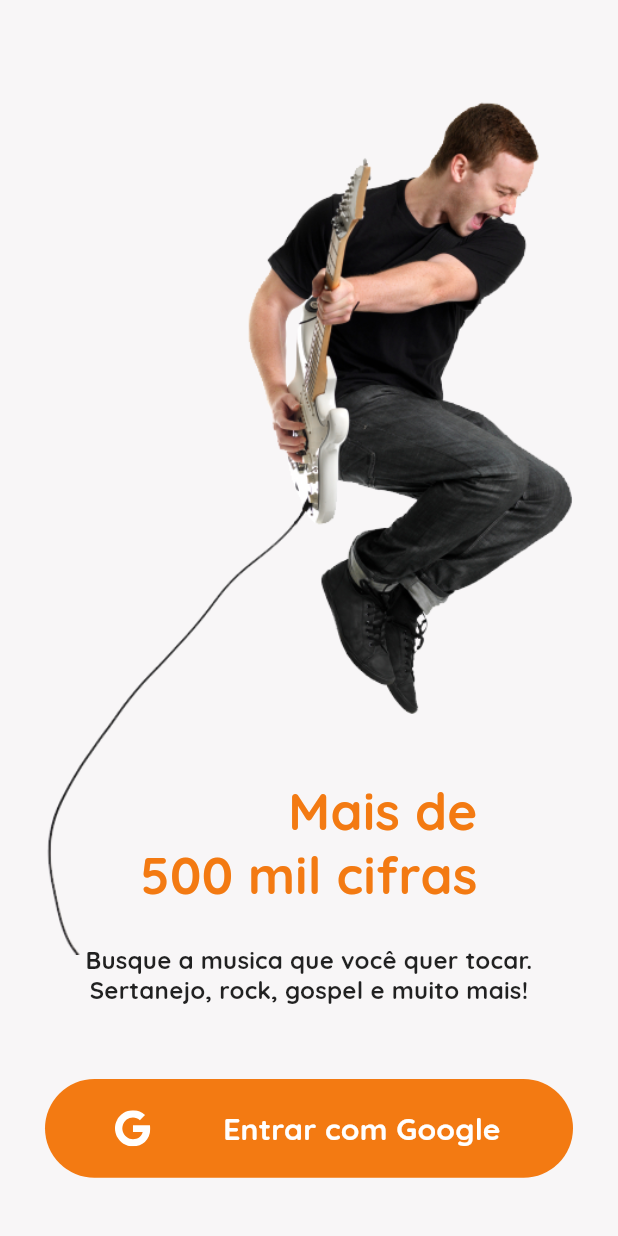
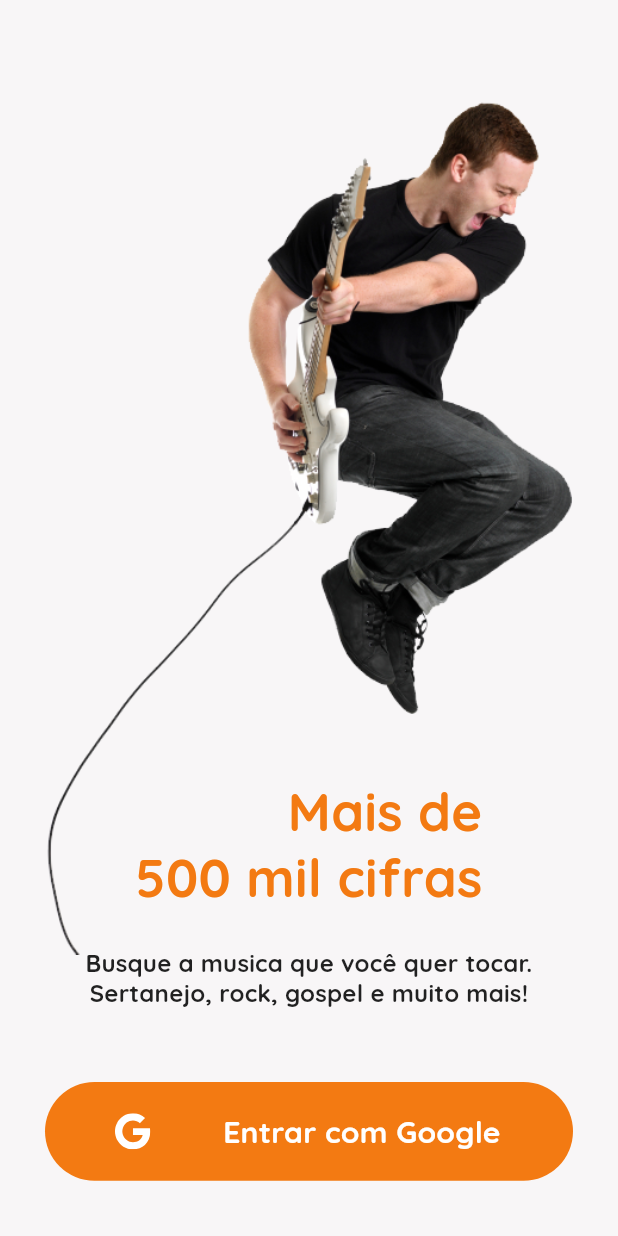
Before and after one commit to Gabriellro/crifra_club_app_redesign, a Flutter app: the screen it shows after launch, on a phone screen of 412 x 824 dp. Run offline on Flutter 3.47's test engine with Material 2 defaults, Android fonts, the phone set to English and light mode, and no system bars; our stand-ins replace carousel_slider, firebase_core, flutter_svg, google_fonts, google_sign_in, shared_preferences; accounts and stored records are empty.

Commit message:
Theme mode finish

```diff
--- a/lib/src/app_widget.dart
+++ b/lib/src/app_widget.dart
@@ -32,7 +32,8 @@ class AppWidget extends StatelessWidget {
             ),
         "/settings": (context) => SettingsPage(
               user: ModalRoute.of(context)!.settings.arguments as UserModel,
-              setSettingsModel: setSettingsModels,
+              setSettingsModelsgeneral: setSettingsModelsgeneral,
+              setSettingsModelscipher: setSettingsModelscipher,
             ),
       },
     );
--- a/lib/src/modules/home/home_page.dart
+++ b/lib/src/modules/home/home_page.dart
@@ -48,7 +48,7 @@ class _HomePageState extends State<HomePage> {
                 setState(() {});
               },
               icon: Icon(
-                Icons.school_rounded,
+                Icons.video_library_rounded,
                 color: controller.currentPage == 1
                     ? AppColors.primary
                     : Theme.of(context).iconTheme.color?.withOpacity(0.2),
--- a/lib/src/modules/login/login_page.dart
+++ b/lib/src/modules/login/login_page.dart
@@ -2,7 +2,6 @@ import 'package:flutter/material.dart';
 
 import 'package:crifra_club_app_redesign/src/shared/theme/app_colors.dart';
 import 'package:crifra_club_app_redesign/src/shared/theme/app_images.dart';
-import 'package:crifra_club_app_redesign/src/shared/theme/app_text_styles.dart';
 import 'package:crifra_club_app_redesign/src/modules/login/login_controller.dart';
 import 'package:crifra_club_app_redesign/src/shared/widgets/widgets.dart';
 
@@ -39,15 +38,17 @@ class _LoginPageState extends State<LoginPage> {
                         children: [
                           TextSpan(
                             text: "Mais de\n",
-                            style: TextStyles.headline4.copyWith(
-                              color: AppColors.primary,
-                            ),
+                            style:
+                                Theme.of(context).textTheme.headline4?.copyWith(
+                                      color: AppColors.primary,
+                                    ),
                           ),
                           TextSpan(
                             text: "500 mil cifras",
-                            style: TextStyles.headline4.copyWith(
-                              color: AppColors.primary,
-                            ),
+                            style:
+                                Theme.of(context).textTheme.headline4?.copyWith(
+                                      color: AppColors.primary,
+                                    ),
                           ),
                         ],
                       ),
@@ -58,7 +59,7 @@ class _LoginPageState extends State<LoginPage> {
                       child: Text(
                         "Busque a musica que você quer tocar. Sertanejo, rock, gospel e muito mais!",
                         textAlign: TextAlign.center,
-                        style: TextStyles.subtitle1,
+                        style: Theme.of(context).textTheme.subtitle1,
                         maxLines: 3,
                       ),
                     ),
--- a/lib/src/modules/singer/singer_page.dart
+++ b/lib/src/modules/singer/singer_page.dart
@@ -124,7 +124,7 @@ class _SingerPageState extends State<SingerPage> {
                           children: [
                             SizedBox(height: 30),
                             Text(
-                              "${widget.singer.name} ${Icons.verified_rounded}",
+                              "Mais acessadas",
                               style: Theme.of(context).textTheme.headline6,
                             ),
                             SizedBox(height: 15),
--- a/lib/src/shared/models/info_model.dart
+++ b/lib/src/shared/models/info_model.dart
@@ -1,15 +1,6 @@
 class InfoModel {
   final String data, data1, data2;
   final String? category, category2, category3;
-
-  const InfoModel({
-    required this.data,
-    required this.data1,
-    required this.data2,
-    this.category = "Exibições",
-    this.category2 = "Fã-clube",
-    this.category3 = "Musicas",
-  });
 
   const InfoModel.user({
     required this.data,
@@ -19,4 +10,20 @@ class InfoModel {
     this.category2 = "Seguidores",
     this.category3 = "Seguindo",
   });
+  const InfoModel.singer({
+    required this.data,
+    required this.data1,
+    required this.data2,
+    this.category = "Exibições",
+    this.category2 = "Fã-clube",
+    this.category3 = "Musicas",
+  });
+  const InfoModel.album({
+    required this.data,
+    required this.data1,
+    required this.data2,
+    this.category = "Ano",
+    this.category2 = "Músicas",
+    this.category3 = "Minutos",
+  });
 }
--- a/lib/src/shared/models/singer_model.dart
+++ b/lib/src/shared/models/singer_model.dart
@@ -1,9 +1,13 @@
+import 'package:crifra_club_app_redesign/src/shared/models/info_model.dart';
+
 class SingerModel {
   final String name;
   final String imageUrl;
+  final InfoModel info;
 
   const SingerModel({
     required this.name,
     required this.imageUrl,
+    required this.info,
   });
 }
--- a/lib/src/shared/theme/app_colors.dart
+++ b/lib/src/shared/theme/app_colors.dart
@@ -2,12 +2,10 @@ import 'package:flutter/material.dart';
 
 class AppColors {
   static const primary = Color(0xFFF37A12);
-  static const secondy = Color(0xFFFBD7B5);
+  static const white = Color(0xFFFFFFFF);
+  static const softwhite = Color(0xFFF8F6F7);
   static const black = Color(0xFF121212);
   static const softblack = Color(0xFF212121);
-  static const white = Color(0xFFFFFFFF);
-  static const white2 = Color(0x29FFFFFF);
-  static const softwhite = Color(0xFFF8F6F7);
 }
 
 abstract class LightColors {
@@ -20,7 +18,6 @@ abstract class LightColors {
 abstract class DarkColors {
   static const background = AppColors.black;
   static const card = AppColors.softblack;
-  static const textDarkH = AppColors.white;
-  static const textDarkB = AppColors.white2;
+  static const textDark = AppColors.white;
   static const iconDark = AppColors.white;
 }
--- a/lib/src/shared/theme/app_text_styles.dart
+++ b/lib/src/shared/theme/app_text_styles.dart
@@ -1,8 +1,9 @@
+import 'package:crifra_club_app_redesign/src/shared/theme/app_colors.dart';
 import 'package:crifra_club_app_redesign/src/shared/theme/theme.dart';
 import 'package:flutter/material.dart';
 import 'package:google_fonts/google_fonts.dart';
 
-TextTheme customTextTheme() {
+TextTheme customTextThemeLight() {
   return TextTheme(
     headline1: GoogleFonts.quicksand(
       fontSize: 98,
@@ -22,6 +23,7 @@ TextTheme customTextTheme() {
       fontSize: 35,
       fontWeight: FontWeight.w700,
       letterSpacing: 0.25,
+      color: LightColors.textLigth,
     ),
     headline5: GoogleFonts.quicksand(
       fontSize: 24,
@@ -41,6 +43,9 @@ TextTheme customTextTheme() {
       fontSize: 14,
       fontWeight: FontWeight.w700,
       letterSpacing: 0.1,
+      color: LightColors.textLigth.withOpacity(
+        0.3,
+      ),
     ),
     bodyText1: GoogleFonts.quicksand(
       fontSize: 16,
@@ -51,6 +56,9 @@ TextTheme customTextTheme() {
       fontSize: 14,
       fontWeight: FontWeight.w700,
       letterSpacing: 0.25,
+      color: LightColors.textLigth.withOpacity(
+        0.3,
+      ),
     ),
     button: GoogleFonts.quicksand(
       fontSize: 14,
@@ -61,7 +69,7 @@ TextTheme customTextTheme() {
       fontSize: 12,
       fontWeight: FontWeight.w700,
       letterSpacing: 0.4,
-      color: DarkColors.textDarkH.withOpacity(
+      color: LightColors.textLigth.withOpacity(
         0.3,
       ),
     ),
@@ -73,68 +81,146 @@ TextTheme customTextTheme() {
   );
 }
 
-class TextStyles {
-  static final headline1 = GoogleFonts.quicksand(
-    fontSize: 96,
-    fontWeight: FontWeight.w300,
+TextTheme customTextThemeDark() {
+  return TextTheme(
+    headline1: GoogleFonts.quicksand(
+      fontSize: 98,
+      fontWeight: FontWeight.w700,
       letterSpacing: -1.5,
-  );
-  static final headline2 = GoogleFonts.quicksand(
-    fontSize: 60,
-    fontWeight: FontWeight.w300,
+    ),
+    headline2: GoogleFonts.quicksand(
+      fontSize: 61,
+      fontWeight: FontWeight.w700,
       letterSpacing: -0.5,
-  );
-  static final headline3 = GoogleFonts.quicksand(
-    fontSize: 48,
-    fontWeight: FontWeight.w500,
-  );
-  static final headline4 = GoogleFonts.quicksand(
-    fontSize: 34,
+    ),
+    headline3: GoogleFonts.quicksand(
+      fontSize: 49,
+      fontWeight: FontWeight.w700,
+    ),
+    headline4: GoogleFonts.quicksand(
+      fontSize: 35,
       fontWeight: FontWeight.w700,
       letterSpacing: 0.25,
-  );
-  static final headline5 = GoogleFonts.quicksand(
+      color: DarkColors.textDark,
+    ),
+    headline5: GoogleFonts.quicksand(
       fontSize: 24,
       fontWeight: FontWeight.w700,
-  );
-  static final headline6 = GoogleFonts.quicksand(
+    ),
+    headline6: GoogleFonts.quicksand(
       fontSize: 20,
       fontWeight: FontWeight.w700,
       letterSpacing: 0.15,
-  );
-  static final subtitle1 = GoogleFonts.quicksand(
+    ),
+    subtitle1: GoogleFonts.quicksand(
       fontSize: 16,
       fontWeight: FontWeight.w700,
       letterSpacing: 0.15,
-  );
-  static final subtitle2 = GoogleFonts.quicksand(
+    ),
+    subtitle2: GoogleFonts.quicksand(
       fontSize: 14,
-    fontWeight: FontWeight.w500,
+      fontWeight: FontWeight.w700,
       letterSpacing: 0.1,
-  );
-  static final bodyText1 = GoogleFonts.quicksand(
+      color: DarkColors.textDark.withOpacity(
+        0.3,
+      ),
+    ),
+    bodyText1: GoogleFonts.quicksand(
       fontSize: 16,
       fontWeight: FontWeight.w700,
       letterSpacing: 0.5,
-  );
-  static final bodyText2 = GoogleFonts.quicksand(
+    ),
+    bodyText2: GoogleFonts.quicksand(
       fontSize: 14,
-    fontWeight: FontWeight.w500,
+      fontWeight: FontWeight.w700,
       letterSpacing: 0.25,
-  );
-  static final button = GoogleFonts.quicksand(
+      color: DarkColors.textDark.withOpacity(
+        0.3,
+      ),
+    ),
+    button: GoogleFonts.quicksand(
       fontSize: 14,
       fontWeight: FontWeight.w700,
       letterSpacing: 1.25,
-  );
-  static final caption = GoogleFonts.quicksand(
+    ),
+    caption: GoogleFonts.quicksand(
       fontSize: 12,
       fontWeight: FontWeight.w700,
       letterSpacing: 0.4,
-  );
-  static final overline = GoogleFonts.quicksand(
+      color: DarkColors.textDark.withOpacity(
+        0.3,
+      ),
+    ),
+    overline: GoogleFonts.quicksand(
       fontSize: 10,
-    fontWeight: FontWeight.w500,
+      fontWeight: FontWeight.w700,
       letterSpacing: 1.5,
+    ),
   );
 }
+
+// class TextStyles {
+//   static final headline1 = GoogleFonts.quicksand(
+//     fontSize: 96,
+//     fontWeight: FontWeight.w300,
+//     letterSpacing: -1.5,
+//   );
+//   static final headline2 = GoogleFonts.quicksand(
+//     fontSize: 60,
+//     fontWeight: FontWeight.w300,
+//     letterSpacing: -0.5,
+//   );
+//   static final headline3 = GoogleFonts.quicksand(
+//     fontSize: 48,
+//     fontWeight: FontWeight.w500,
+//   );
+//   static final headline4 = GoogleFonts.quicksand(
+//     fontSize: 34,
+//     fontWeight: FontWeight.w700,
+//     letterSpacing: 0.25,
+//   );
+//   static final headline5 = GoogleFonts.quicksand(
+//     fontSize: 24,
+//     fontWeight: FontWeight.w700,
+//   );
+//   static final headline6 = GoogleFonts.quicksand(
+//     fontSize: 20,
+//     fontWeight: FontWeight.w700,
+//     letterSpacing: 0.15,
+//   );
+//   static final subtitle1 = GoogleFonts.quicksand(
+//     fontSize: 16,
+//     fontWeight: FontWeight.w700,
+//     letterSpacing: 0.15,
+//   );
+//   static final subtitle2 = GoogleFonts.quicksand(
+//     fontSize: 14,
+//     fontWeight: FontWeight.w500,
+//     letterSpacing: 0.1,
+//   );
+//   static final bodyText1 = GoogleFonts.quicksand(
+//     fontSize: 16,
+//     fontWeight: FontWeight.w700,
+//     letterSpacing: 0.5,
+//   );
+//   static final bodyText2 = GoogleFonts.quicksand(
+//     fontSize: 14,
+//     fontWeight: FontWeight.w500,
+//     letterSpacing: 0.25,
+//   );
+//   static final button = GoogleFonts.quicksand(
+//     fontSize: 14,
+//     fontWeight: FontWeight.w700,
+//     letterSpacing: 1.25,
+//   );
+//   static final caption = GoogleFonts.quicksand(
+//     fontSize: 12,
+//     fontWeight: FontWeight.w700,
+//     letterSpacing: 0.4,
+//   );
+//   static final overline = GoogleFonts.quicksand(
+//     fontSize: 10,
+//     fontWeight: FontWeight.w500,
+//     letterSpacing: 1.5,
+//   );
+// }
--- a/lib/src/shared/theme/theme.dart
+++ b/lib/src/shared/theme/theme.dart
@@ -10,30 +10,34 @@ export 'app_text_styles.dart';
 
 /// Reference to the application theme.
 abstract class AppTheme {
+  AppTheme._();
   static const accentColor = AppColors.primary;
   static final visualDensity = VisualDensity.adaptivePlatformDensity;
 
   /// Light theme and its settings.
   static ThemeData light() => ThemeData(
+        primaryColor: AppColors.primary,
+        scaffoldBackgroundColor: LightColors.background,
+        backgroundColor: LightColors.background,
+        iconTheme: const IconThemeData(color: LightColors.iconLight),
         brightness: Brightness.light,
-        visualDensity: visualDensity,
-        textTheme: customTextTheme(),
-        primaryColor: AppColors.primary,
-        backgroundColor: LightColors.background,
-        scaffoldBackgroundColor: LightColors.background,
+        textTheme: customTextThemeLight(),
         cardColor: LightColors.card,
-        iconTheme: const IconThemeData(color: LightColors.iconLight),
+        colorScheme: ColorScheme.light(
+          onPrimary: Colors.black,
+          primary: AppColors.primary,
+          secondary: AppColors.primary,
+        ),
       );
 
   /// Dark theme and its settings.
   static ThemeData dark() => ThemeData(
+        primaryColor: AppColors.primary,
+        scaffoldBackgroundColor: DarkColors.background,
+        iconTheme: const IconThemeData(color: DarkColors.iconDark),
         brightness: Brightness.dark,
-        visualDensity: visualDensity,
-        textTheme: customTextTheme(),
-        primaryColor: AppColors.primary,
+        textTheme: customTextThemeDark(),
         backgroundColor: DarkColors.background,
-        scaffoldBackgroundColor: DarkColors.background,
         cardColor: DarkColors.card,
-        iconTheme: const IconThemeData(color: DarkColors.iconDark),
       );
 }
--- a/lib/src/shared/widgets/social_login_button.dart
+++ b/lib/src/shared/widgets/social_login_button.dart
@@ -3,7 +3,6 @@ import 'package:flutter_svg/svg.dart';
 
 import 'package:crifra_club_app_redesign/src/shared/theme/app_colors.dart';
 import 'package:crifra_club_app_redesign/src/shared/theme/app_svg.dart';
-import 'package:crifra_club_app_redesign/src/shared/theme/app_text_styles.dart';
 
 class SocialLoginButton extends StatelessWidget {
   final VoidCallback onTap;
@@ -46,9 +45,9 @@ class SocialLoginButton extends StatelessWidget {
                 children: [
                   Text(
                     "Entrar com Google",
-                    style: TextStyles.headline6.copyWith(
-                      color: AppColors.white,
-                    ),
+                    style: Theme.of(context).textTheme.headline6?.copyWith(
+                          color: AppColors.white,
+                        ),
                   ),
                 ],
               ),
--- a/lib/src/shared/widgets/song_list_widget.dart
+++ b/lib/src/shared/widgets/song_list_widget.dart
@@ -48,13 +48,13 @@ class SongListWidget extends StatelessWidget {
                           ),
                           Text(
                             "${songModel.author.name}",
-                            style: Theme.of(context).textTheme.caption,
+                            style: Theme.of(context).textTheme.bodyText2,
                           ),
                           Visibility(
                             visible: songModel.feat?.name != null,
                             child: Text(
                               ", feat ${songModel.feat?.name ?? null}",
-                              style: Theme.of(context).textTheme.caption,
+                              style: Theme.of(context).textTheme.bodyText2,
                             ),
                           ),
                         ],
```
Also changed, not shown: lib/src/modules/album/album_page.dart (+5 -3 lines), lib/src/modules/explore/explore_page.dart (+12 -9 lines), lib/src/modules/profile/profile_page.dart (+26 -27 lines), lib/src/modules/settings/settings_page.dart (+7 -5 lines), lib/src/shared/data/data.dart (+18 -4 lines), lib/src/shared/widgets/info_data_widget.dart (+78 -78 lines), lib/src/shared/widgets/set_album_widget.dart (+6 -5 lines), lib/src/shared/widgets/set_settings_widget.dart (+5 -3 lines), lib/src/shared/widgets/singer_pic_widget.dart (+4 -4 lines). Lines whose indentation alone changed are shown as unchanged.
